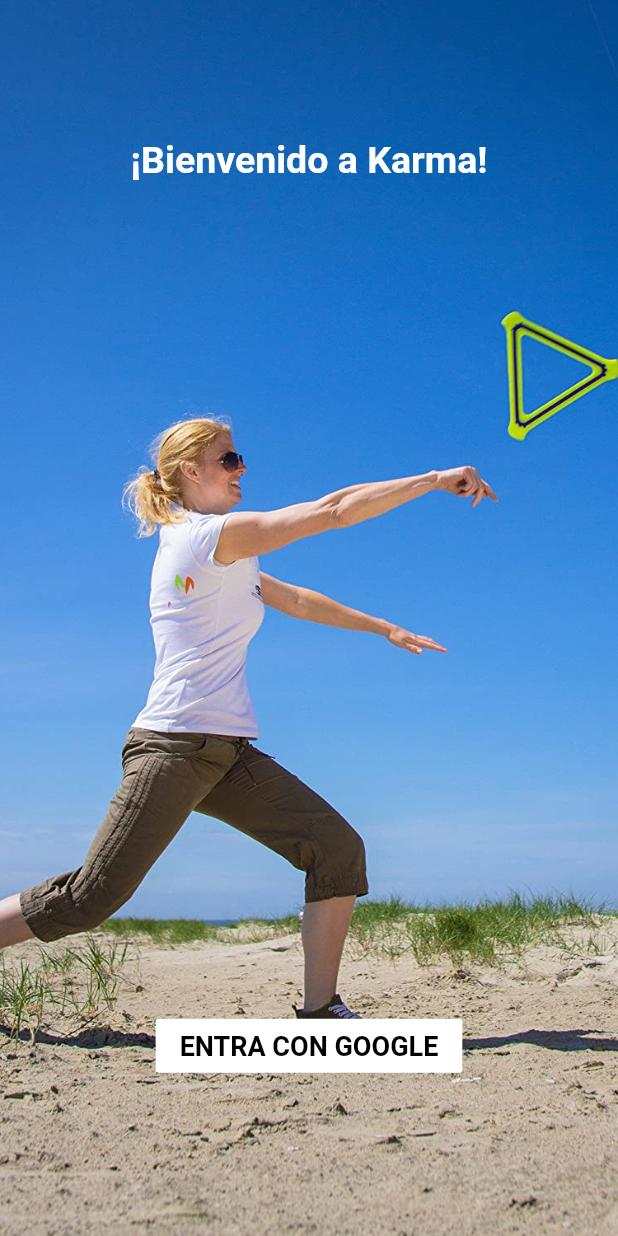
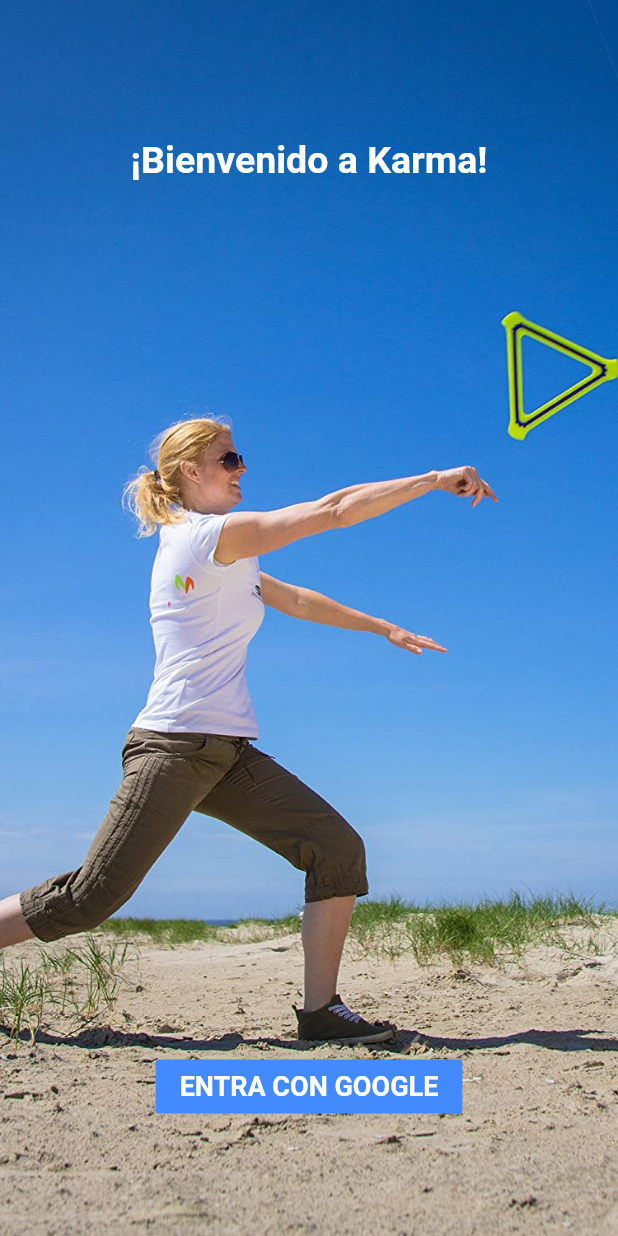
Before and after one commit to andpg/Karma, a Flutter app: the screen it shows after launch, on a phone screen of 412 x 824 dp. Run offline on Flutter 3.47's test engine with Material 2 defaults, Android fonts, the phone set to English and light mode, and no system bars.

Commit message:
Update LoginScreen.dart

```diff
--- a/lib/screen/LoginScreen.dart
+++ b/lib/screen/LoginScreen.dart
@@ -80,16 +80,16 @@ class _LoginScreenState extends State<LoginScreen> {
             ),),
 
             Expanded(child:Container(
-              padding: const EdgeInsets.all(50),
-              alignment: Alignment(0.0,0.6),
+              padding: const EdgeInsets.all(30),
+              alignment: Alignment(0.0,0.7),
               child: FlatButton(
-                color: Colors.white,
+                color: Colors.blueAccent,
                 child: Text(
                   "ENTRA CON GOOGLE",
                   textAlign: TextAlign.center,
                   style: TextStyle(
                     fontWeight: FontWeight.bold,
-                    color: Colors.black,
+                    color: Colors.white,
                     fontSize: 18)
                   ),
 
```
